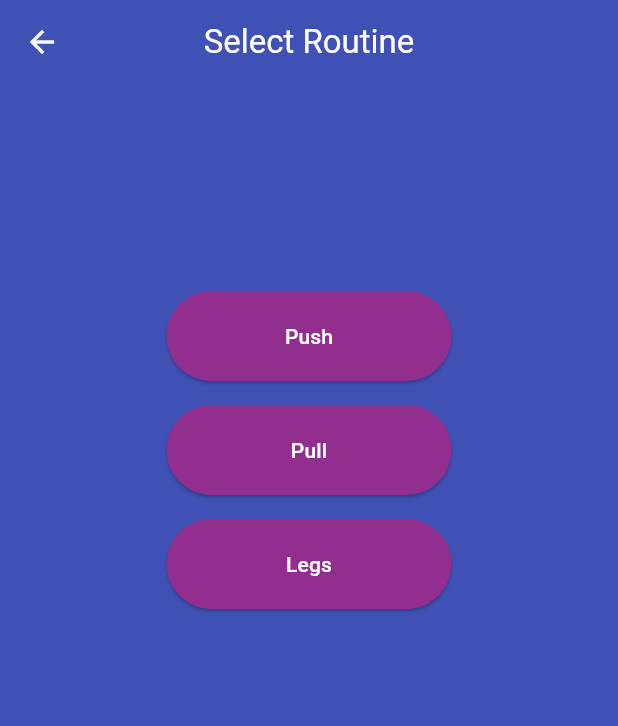
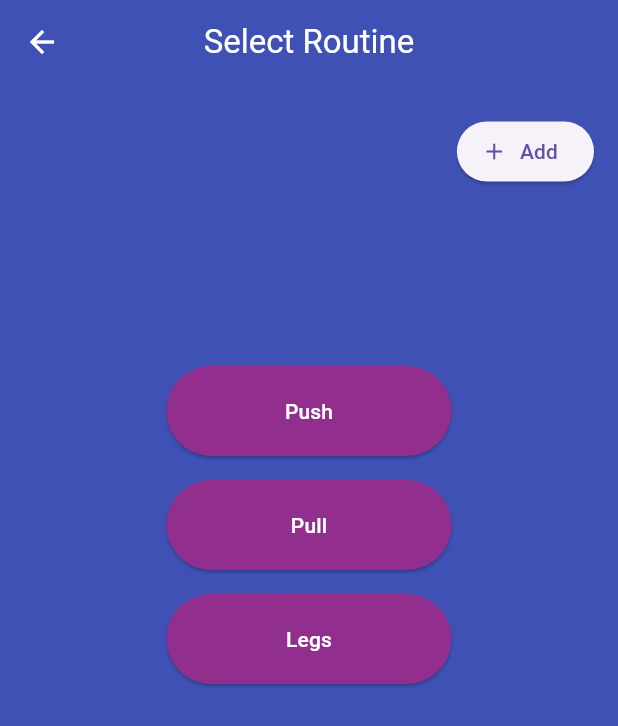
Before and after one commit to devonblackbeard/lifters_anonymous, a Flutter app: the screen it shows after launch, after a tap on "I'm Committed.", on a phone screen of 412 x 824 dp. Shown: the top 726 px of the screen. Run offline on Flutter 3.47's test engine with Material 3 defaults, Android fonts, the phone set to English and light mode, and no system bars.

Commit message:
Create split button added in

```diff
--- /dev/null
+++ b/lib/add_workout_split.dart
@@ -0,0 +1,13 @@
+import 'package:flutter/material.dart';
+
+class AddWorkoutSplit extends StatelessWidget {
+  const AddWorkoutSplit({super.key});
+
+  @override
+  Widget build(BuildContext context) {
+    return Scaffold(
+      appBar: AppBar(title: Text("Add Workout Split")),
+      body: Center(child: Text("Add Workout Split Form")),
+    );
+  }
+}
--- a/lib/main.dart
+++ b/lib/main.dart
@@ -1,4 +1,5 @@
 import 'package:flutter/material.dart';
+import 'package:lifters_anonymous/add_workout_split.dart';
 import 'package:lifters_anonymous/home_page.dart';
 import 'package:lifters_anonymous/view_workout_split.dart';
 
@@ -15,7 +16,10 @@ class MyApp extends StatelessWidget {
       title: 'Flutter Demo',
       theme: ThemeData(primarySwatch: Colors.lightBlue),
       home: const HomePage(),
-      routes: {'/view_workout_split': (context) => ViewWorkoutSplit()},
+      routes: {
+        '/view_workout_split': (context) => ViewWorkoutSplit(),
+        '/add_workout_split': (context) => AddWorkoutSplit(),
+      },
       debugShowCheckedModeBanner: false,
     );
   }
--- a/lib/view_workout_split.dart
+++ b/lib/view_workout_split.dart
@@ -16,12 +16,22 @@ class ViewWorkoutSplit extends StatelessWidget {
         centerTitle: true,
         backgroundColor: Colors.indigo,
       ),
+      floatingActionButtonLocation: FloatingActionButtonLocation.endTop,
+      floatingActionButton: Padding(
+        padding: const EdgeInsets.only(top: 90.0),
+        child: ElevatedButton.icon(
+          icon: Icon(Icons.add),
+          onPressed: () {
+            Navigator.pushNamed(context, '/add_workout_split');
+          },
+          label: Text("Add"),
+        ),
+      ),
       backgroundColor: Colors.indigo,
       body: Center(
         child: Column(
           children: [
-            SizedBox(height: 50),
-            SizedBox(height: 80),
+            SizedBox(height: 180),
             ...List.generate(3, (idx) {
               return Stack(
                 children: [
@@ -48,6 +58,7 @@ class ViewWorkoutSplit extends StatelessWidget {
                 ],
               );
             }),
+            SizedBox(height: 20),
           ],
         ),
       ),
```
Also changed, not shown: 1 other file.
